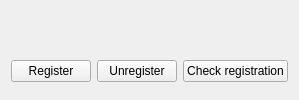
Above: apps/rehuco-agent/src/rehuco_agent/settings/ui/registry_page.ui from borco/rehuco before the change. Below: the same form after it.
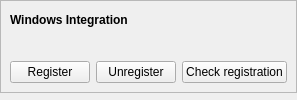
That is the form after the change.

Commit message: refs #67: feat: group Settings pages into filterable QFrames

Patch:
```diff
--- a/apps/rehuco-agent/src/rehuco_agent/settings/ui/registry_page.ui
+++ b/apps/rehuco-agent/src/rehuco_agent/settings/ui/registry_page.ui
@@ -3,6 +3,39 @@
  <class>RegistryPage</class>
  <widget class="QWidget" name="RegistryPage">
   <layout class="QVBoxLayout" name="main_layout">
+   <property name="leftMargin">
+    <number>0</number>
+   </property>
+   <property name="topMargin">
+    <number>0</number>
+   </property>
+   <property name="rightMargin">
+    <number>0</number>
+   </property>
+   <property name="bottomMargin">
+    <number>0</number>
+   </property>
+   <item>
+    <widget class="QFrame" name="registration_frame">
+     <property name="frameShape">
+      <enum>QFrame::Shape::StyledPanel</enum>
+     </property>
+     <property name="frameShadow">
+      <enum>QFrame::Shadow::Raised</enum>
+     </property>
+     <layout class="QVBoxLayout" name="registration_frame_layout">
+      <item>
+       <widget class="QLabel" name="registration_frame_label">
+        <property name="font">
+         <font>
+          <bold>true</bold>
+         </font>
+        </property>
+        <property name="text">
+         <string>Windows Integration</string>
+        </property>
+       </widget>
+      </item>
    <item>
     <widget class="QLabel" name="status_label">
      <property name="wordWrap">
@@ -43,6 +76,9 @@
       </widget>
      </item>
     </layout>
+      </item>
+     </layout>
+    </widget>
    </item>
    <item>
     <spacer name="bottom_spacer">
```
Lines whose indentation alone changed are shown as unchanged. The commit also changes 11 other files.
